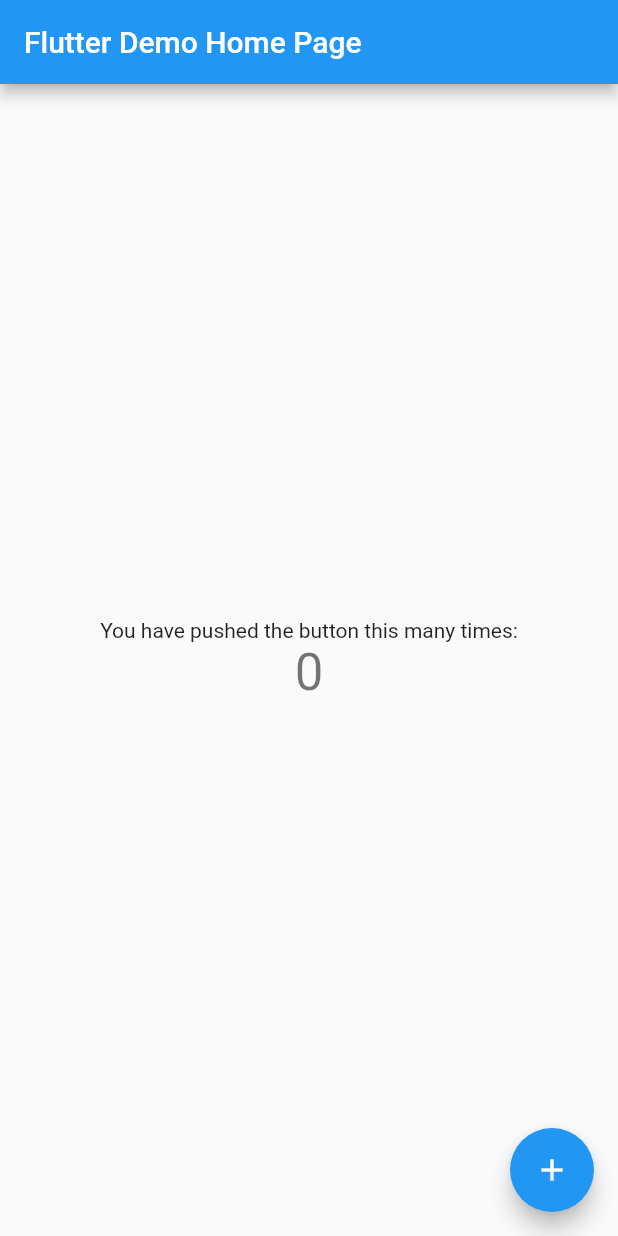
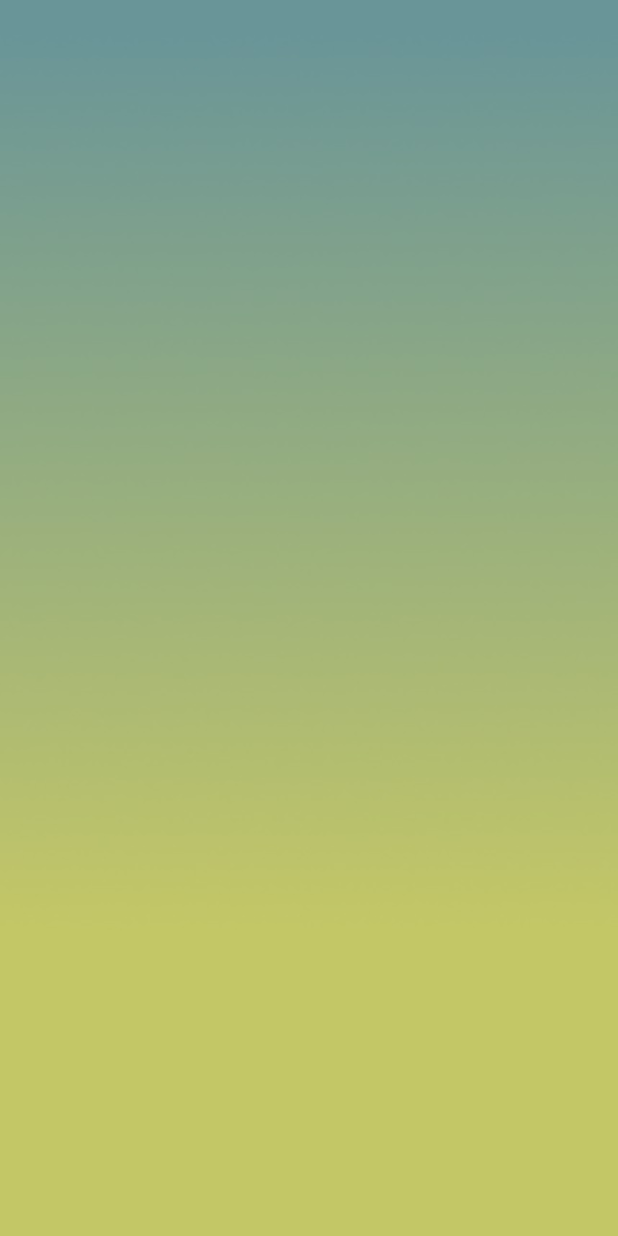
Before and after one commit to Balashoffs/roulette_game, a Flutter app: the screen it shows after launch, on a phone screen of 412 x 824 dp. Run offline on Flutter 3.47's test engine with Material 2 defaults, Android fonts, the light colour scheme and no system bars.

Commit message:
add background for app

```diff
--- a/lib/main.dart
+++ b/lib/main.dart
@@ -7,105 +7,43 @@
   @override
   Widget build(BuildContext context) {
     return MaterialApp(
-      title: 'Flutter Demo',
+      title: 'Roulette game',
       theme: ThemeData(
-        // This is the theme of your application.
-        //
-        // Try running your application with "flutter run". You'll see the
-        // application has a blue toolbar. Then, without quitting the app, try
-        // changing the primarySwatch below to Colors.green and then invoke
-        // "hot reload" (press "r" in the console where you ran "flutter run",
-        // or simply save your changes to "hot reload" in a Flutter IDE).
-        // Notice that the counter didn't reset back to zero; the application
-        // is not restarted.
         primarySwatch: Colors.blue,
       ),
-      home: MyHomePage(title: 'Flutter Demo Home Page'),
+      home: MainScreen(),
     );
   }
 }
 
-class MyHomePage extends StatefulWidget {
-  MyHomePage({Key key, this.title}) : super(key: key);
-
-  // This widget is the home page of your application. It is stateful, meaning
-  // that it has a State object (defined below) that contains fields that affect
-  // how it looks.
-
-  // This class is the configuration for the state. It holds the values (in this
-  // case the title) provided by the parent (in this case the App widget) and
-  // used by the build method of the State. Fields in a Widget subclass are
-  // always marked "final".
-
-  final String title;
+class MainScreen extends StatefulWidget {
+  MainScreen({Key key}) : super(key: key);
 
   @override
-  _MyHomePageState createState() => _MyHomePageState();
+  _MainScreenState createState() => _MainScreenState();
 }
 
-class _MyHomePageState extends State<MyHomePage> {
-  int _counter = 0;
+class _MainScreenState extends State<MainScreen> {
 
-  void _incrementCounter() {
-    setState(() {
-      // This call to setState tells the Flutter framework that something has
-      // changed in this State, which causes it to rerun the build method below
-      // so that the display can reflect the updated values. If we changed
-      // _counter without calling setState(), then the build method would not be
-      // called again, and so nothing would appear to happen.
-      _counter++;
-    });
-  }
 
   @override
   Widget build(BuildContext context) {
-    // This method is rerun every time setState is called, for instance as done
-    // by the _incrementCounter method above.
-    //
-    // The Flutter framework has been optimized to make rerunning build methods
-    // fast, so that you can just rebuild anything that needs updating rather
-    // than having to individually change instances of widgets.
+    Size size = MediaQuery.of(context).size;
     return Scaffold(
-      appBar: AppBar(
-        // Here we take the value from the MyHomePage object that was created by
-        // the App.build method, and use it to set our appbar title.
-        title: Text(widget.title),
+      body: Stack(
+        children: <Widget>[
+          Center(
+            child: new Image.asset(
+              'assets/images/back.jpg',
+              width: size.width,
+              height: size.height,
+              fit: BoxFit.fill,
+            ),
+          ),
+//          RouletteElementsWidget(),
+        ],
       ),
-      body: Center(
-        // Center is a layout widget. It takes a single child and positions it
-        // in the middle of the parent.
-        child: Column(
-          // Column is also a layout widget. It takes a list of children and
-          // arranges them vertically. By default, it sizes itself to fit its
-          // children horizontally, and tries to be as tall as its parent.
-          //
-          // Invoke "debug painting" (press "p" in the console, choose the
-          // "Toggle Debug Paint" action from the Flutter Inspector in Android
-          // Studio, or the "Toggle Debug Paint" command in Visual Studio Code)
-          // to see the wireframe for each widget.
-          //
-          // Column has various properties to control how it sizes itself and
-          // how it positions its children. Here we use mainAxisAlignment to
-          // center the children vertically; the main axis here is the vertical
-          // axis because Columns are vertical (the cross axis would be
-          // horizontal).
-          mainAxisAlignment: MainAxisAlignment.center,
-          children: <Widget>[
-            Text(
-              'You have pushed the button this many times:',
-            ),
-            Text(
-              '$_counter',
-              style: Theme.of(context).textTheme.headline4,
-            ),
-          ],
-        ),
-      ),
-      floatingActionButton: FloatingActionButton(
-        onPressed: _incrementCounter,
-        tooltip: 'Increment',
-        child: Icon(Icons.add),
-      ), // This trailing comma makes auto-formatting nicer for build methods.
+
     );
   }
 }
```
Also changed, not shown: pubspec.yaml (+4 -4 lines), assets/images/back.jpg (added), assets/images/cursor.jpg (added), assets/images/roulette_wheel.jpg (added), images/back.png (deleted), images/cursor.png (deleted), images/roulette_wheel.png (deleted).
